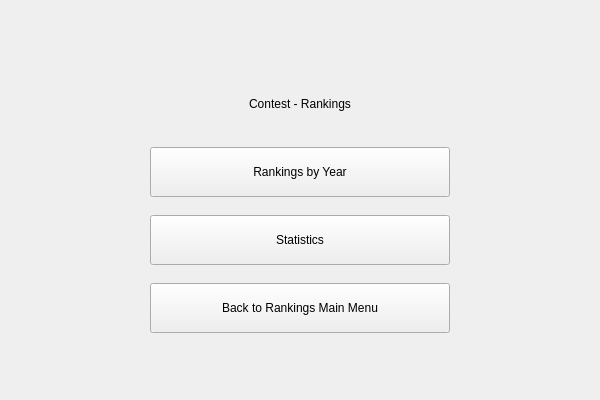
Above: ui/rankings_contest_main_menu.ui from GiaFil7/esc_app before the change. Below: the same form after it.
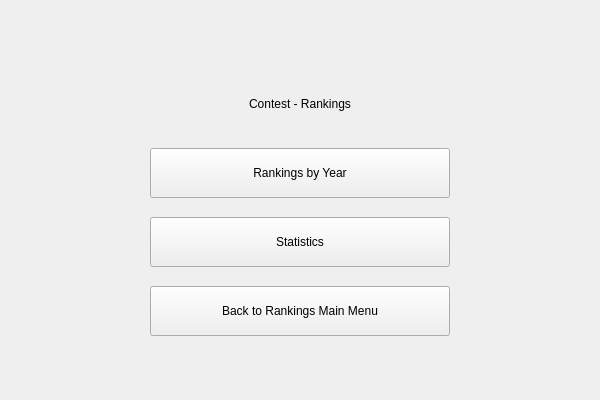
That is the form after the change.

Commit message: Adjusted layouts to fit menu titles

Patch:
```diff
--- a/ui/rankings_contest_main_menu.ui
+++ b/ui/rankings_contest_main_menu.ui
@@ -29,11 +29,11 @@
       <enum>Qt::Orientation::Horizontal</enum>
      </property>
      <property name="sizeType">
-      <enum>QSizePolicy::Policy::Maximum</enum>
+      <enum>QSizePolicy::Policy::Preferred</enum>
      </property>
      <property name="sizeHint" stdset="0">
       <size>
-       <width>300</width>
+       <width>100</width>
        <height>20</height>
       </size>
      </property>
@@ -57,7 +57,7 @@
      <item>
       <widget class="QLabel" name="title_label">
        <property name="sizePolicy">
-        <sizepolicy hsizetype="Fixed" vsizetype="Minimum">
+        <sizepolicy hsizetype="Expanding" vsizetype="Preferred">
          <horstretch>0</horstretch>
          <verstretch>0</verstretch>
         </sizepolicy>
@@ -87,11 +87,28 @@
        <property name="sizeHint" stdset="0">
         <size>
          <width>20</width>
-         <height>12</height>
+         <height>13</height>
         </size>
        </property>
       </spacer>
      </item>
+     <item>
+      <layout class="QHBoxLayout" name="horizontal_layout">
+       <item>
+        <spacer name="center_left_spacer">
+         <property name="orientation">
+          <enum>Qt::Orientation::Horizontal</enum>
+         </property>
+         <property name="sizeHint" stdset="0">
+          <size>
+           <width>33</width>
+           <height>17</height>
+          </size>
+         </property>
+        </spacer>
+       </item>
+       <item>
+        <layout class="QVBoxLayout" name="center_vertical_layout">
      <item>
       <widget class="QPushButton" name="rankings_button">
        <property name="sizePolicy">
@@ -112,7 +129,7 @@
       </widget>
      </item>
      <item>
-      <spacer name="middle_spacer_1">
+          <spacer name="middle_spacer_2">
        <property name="orientation">
         <enum>Qt::Orientation::Vertical</enum>
        </property>
@@ -122,7 +139,7 @@
        <property name="sizeHint" stdset="0">
         <size>
          <width>20</width>
-         <height>12</height>
+             <height>13</height>
         </size>
        </property>
       </spacer>
@@ -147,7 +164,7 @@
       </widget>
      </item>
      <item>
-      <spacer name="middle_spacer_2">
+          <spacer name="middle_spacer_1">
        <property name="orientation">
         <enum>Qt::Orientation::Vertical</enum>
        </property>
@@ -157,7 +174,7 @@
        <property name="sizeHint" stdset="0">
         <size>
          <width>20</width>
-         <height>12</height>
+             <height>13</height>
         </size>
        </property>
       </spacer>
@@ -181,6 +198,23 @@
        </property>
       </widget>
      </item>
+        </layout>
+       </item>
+       <item>
+        <spacer name="center_right_spacer">
+         <property name="orientation">
+          <enum>Qt::Orientation::Horizontal</enum>
+         </property>
+         <property name="sizeHint" stdset="0">
+          <size>
+           <width>33</width>
+           <height>17</height>
+          </size>
+         </property>
+        </spacer>
+       </item>
+      </layout>
+     </item>
      <item>
       <spacer name="bottom_spacer">
        <property name="orientation">
@@ -188,8 +222,8 @@
        </property>
        <property name="sizeHint" stdset="0">
         <size>
-         <width>20</width>
-         <height>40</height>
+         <width>17</width>
+         <height>13</height>
         </size>
        </property>
       </spacer>
@@ -202,11 +236,11 @@
       <enum>Qt::Orientation::Horizontal</enum>
      </property>
      <property name="sizeType">
-      <enum>QSizePolicy::Policy::Maximum</enum>
+      <enum>QSizePolicy::Policy::Preferred</enum>
      </property>
      <property name="sizeHint" stdset="0">
       <size>
-       <width>300</width>
+       <width>100</width>
        <height>20</height>
       </size>
      </property>
```
Left out of the diff: 6 changed lines with no effect on the pictures. Lines whose indentation alone changed are shown as unchanged. The commit also changes 11 other files.
